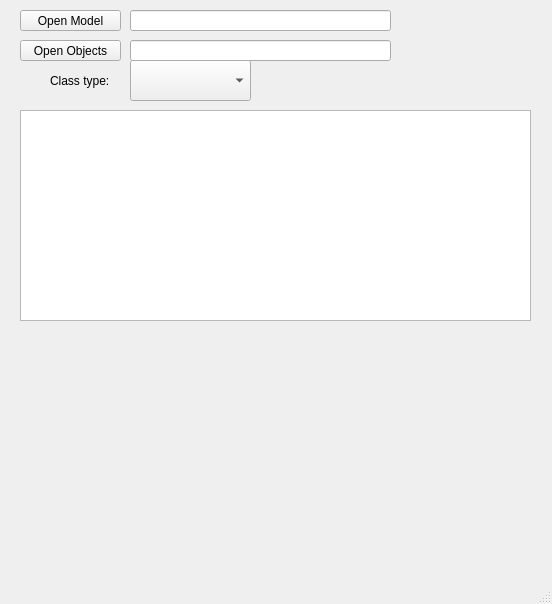
First picture: the form in mainwindow.ui, repository Andoku/AviaEditor, before the edit.
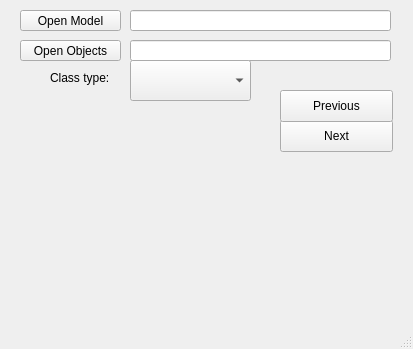
Second picture: the form after the edit.

Commit message: Изменил отображение, добавил кнопки для переключения между объектами

What changed in the file:
```diff
--- a/mainwindow.ui
+++ b/mainwindow.ui
@@ -6,8 +6,8 @@
    <rect>
     <x>0</x>
     <y>0</y>
-    <width>552</width>
-    <height>604</height>
+    <width>413</width>
+    <height>349</height>
    </rect>
   </property>
   <property name="windowTitle">
@@ -66,16 +66,6 @@
      <bool>true</bool>
     </property>
    </widget>
-   <widget class="QTableView" name="tableView">
-    <property name="geometry">
-     <rect>
-      <x>20</x>
-      <y>110</y>
-      <width>511</width>
-      <height>211</height>
-     </rect>
-    </property>
-   </widget>
    <widget class="QComboBox" name="classType">
     <property name="geometry">
      <rect>
@@ -86,13 +76,39 @@
      </rect>
     </property>
    </widget>
-   <widget class="QLabel" name="label">
+   <widget class="QPushButton" name="nextButton">
+    <property name="geometry">
+     <rect>
+      <x>280</x>
+      <y>120</y>
+      <width>113</width>
+      <height>32</height>
+     </rect>
+    </property>
+    <property name="text">
+     <string>Next</string>
+    </property>
+   </widget>
+   <widget class="QPushButton" name="previousButton">
+    <property name="geometry">
+     <rect>
+      <x>280</x>
+      <y>90</y>
+      <width>113</width>
+      <height>32</height>
+     </rect>
+    </property>
+    <property name="text">
+     <string>Previous</string>
+    </property>
+   </widget>
+   <widget class="QLabel" name="classLabel">
     <property name="geometry">
      <rect>
       <x>50</x>
-      <y>60</y>
+      <y>70</y>
       <width>71</width>
-      <height>41</height>
+      <height>16</height>
      </rect>
     </property>
     <property name="text">
@@ -103,9 +119,9 @@
     <property name="geometry">
      <rect>
       <x>20</x>
-      <y>350</y>
-      <width>511</width>
-      <height>201</height>
+      <y>100</y>
+      <width>251</width>
+      <height>191</height>
      </rect>
     </property>
     <layout class="QGridLayout" name="layout"/>
```
Left out of the diff: 2 changed lines with no effect on the pictures. The commit also changes 2 other files.
